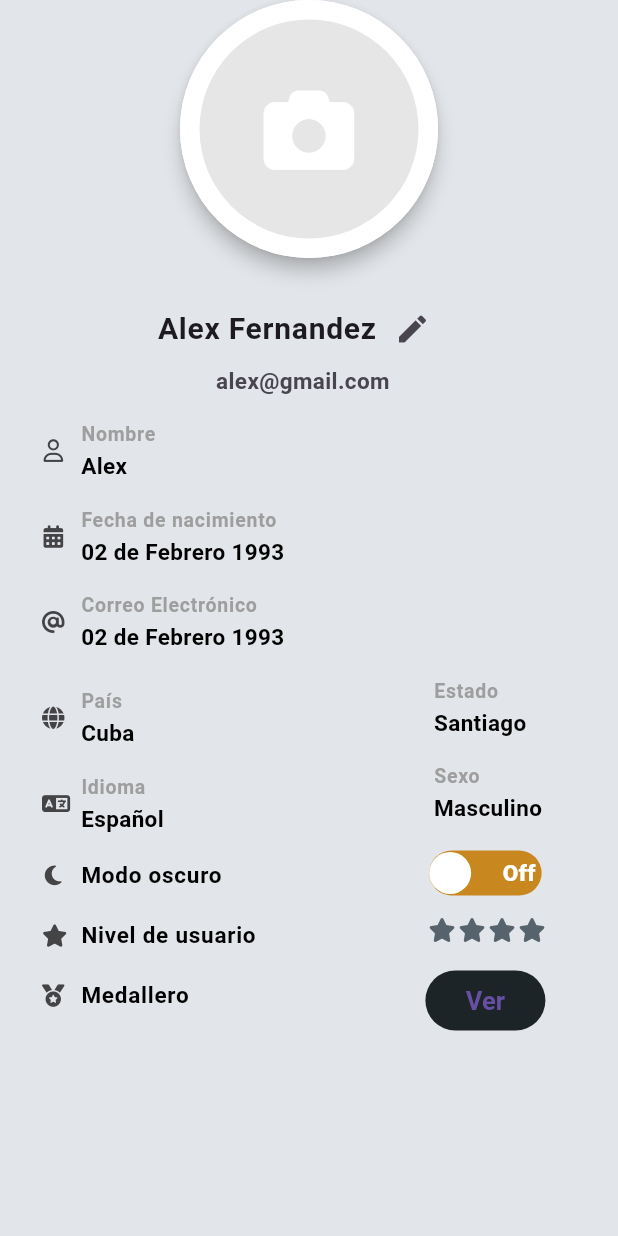
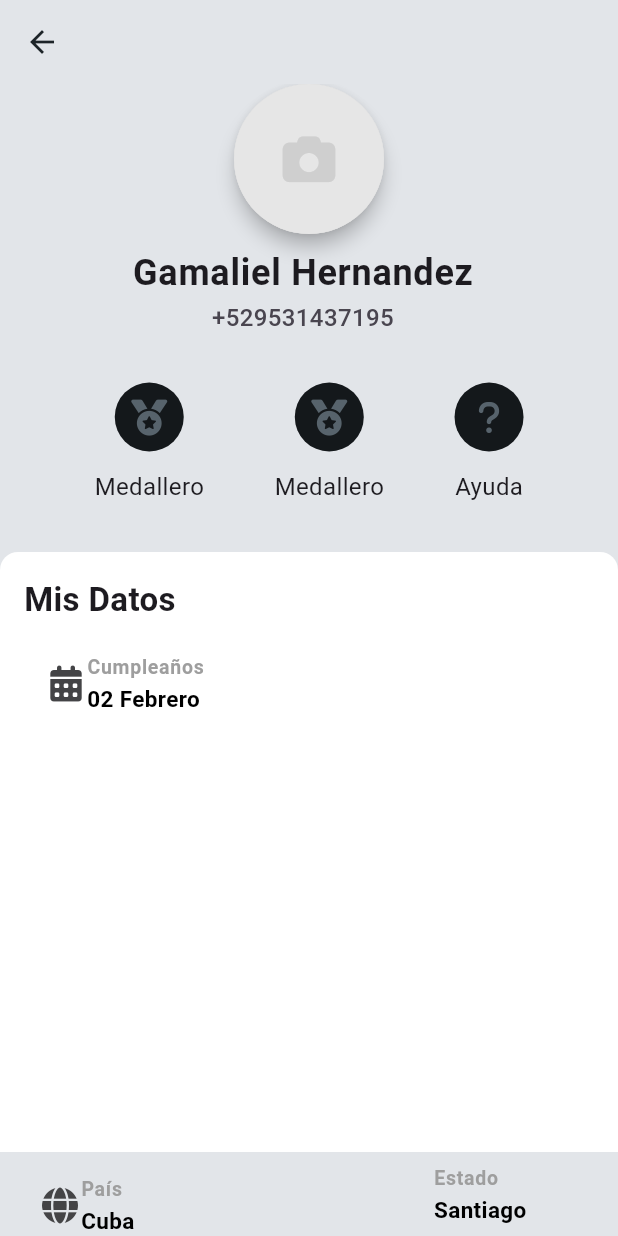
Before and after one commit to UNAV-ISC/rpsp_rep, a Flutter app: the ProfileView screen opened by its route, on a phone screen of 412 x 824 dp. Run offline on Flutter 3.47's test engine with Material 3 defaults, Android fonts, the phone set to English and light mode, and no system bars; drawn by our look-alikes of flutter_switch; our stand-ins replace font_awesome_flutter, get, image_picker, shared_preferences, table_calendar, webview_flutter; missing offline and left inert: flutter_inappwebview; accounts and stored records are empty.

Commit message:
G_profile

```diff
--- a/lib/app/data/providers/user_provider.dart
+++ b/lib/app/data/providers/user_provider.dart
@@ -3,10 +3,10 @@ import 'package:rpsp_main/app/data/models/user.dart';
 
 class UserProvider extends GetxService {
   User user = User(
-    name: 'Alex',
-    lastName: 'Fernandez',
-    email: 'alex@gmail.com',
-    birthDate: '02 de Febrero 1993',
+    name: 'Gamaliel',
+    lastName: 'Hernandez',
+    email: '+529531437195',
+    birthDate: '02 Febrero',
     country: 'Cuba',
     county: 'Santiago',
     language: 'Español',
--- a/lib/app/modules/perfil/views/perfil_view.dart
+++ b/lib/app/modules/perfil/views/perfil_view.dart
@@ -1,10 +1,10 @@
+import 'package:get/get.dart';
 import 'package:flutter/material.dart';
 import 'package:flutter_switch/flutter_switch.dart';
 import 'package:font_awesome_flutter/font_awesome_flutter.dart';
+import 'package:get/get_core/get_core.dart';
 import 'package:rpsp_main/app/shared/theme/theme_dark.dart';
-import '../../home/views/home_view.dart';
 
-import 'package:get/get.dart';
 import 'package:rpsp_main/app/modules/edit_profile/views/edit_profile_view.dart';
 import 'package:rpsp_main/app/shared/global_widgets/starts_level.dart';
 import 'package:rpsp_main/app/shared/helpers/navigate_to.dart';
@@ -32,32 +32,104 @@ class ProfileView extends GetView<ProfileController> {
     responsive = Responsive(context);
 
     return Scaffold(
+      appBar: AppBar(
+        backgroundColor: Theme.of(context).scaffoldBackgroundColor,
+      ),
       body: SafeArea(
         child: SingleChildScrollView(
-          child: Padding(
-            padding: const EdgeInsets.symmetric(horizontal: 12),
-            child: Column(
-              crossAxisAlignment: CrossAxisAlignment.center,
-              children: [
-                AvatarImage(
-                  bigRadius: 86,
-                  externalColor: Colors.white,
+          child: Column(
+            children: [
+              AvatarImage(
+                  bigRadius: 50,
                   file: _.file,
                   captureImage: _.captureImage,
-                  selectImage: _.selectImageFromGallery,
-                ),
-                const SizedBox(height: 15),
-                _verticalData(context),
-                _rowData()
-              ],
-            ),
+                  selectImage: _.selectImageFromGallery),
+              _dataProfile(context),
+              _links(),
+              _dataPersonal(context),
+              _rowData()
+            ],
           ),
         ),
       ),
     );
   }
 
-  Widget _verticalData(context) {
+  Widget _links() {
+    return Padding(
+      padding: const EdgeInsets.fromLTRB(16, 24, 16, 32),
+      child: Row(
+        mainAxisAlignment: MainAxisAlignment.spaceEvenly,
+        mainAxisSize: MainAxisSize.max,
+        crossAxisAlignment: CrossAxisAlignment.center,
+        children: [
+          Column(children: [
+            Container(
+                height: 46,
+                width: 46,
+                decoration: BoxDecoration(
+                    color: Get.theme.splashColor, shape: BoxShape.circle),
+                child: const Icon(FontAwesomeIcons.medal, size: 24)),
+            const SizedBox(height: 12),
+            const Text('Medallero', style: TextStyle(fontSize: 16))
+          ]),
+          Column(children: [
+            Container(
+                height: 46,
+                width: 46,
+                decoration: BoxDecoration(
+                    color: Get.theme.splashColor, shape: BoxShape.circle),
+                child: const Icon(FontAwesomeIcons.medal, size: 24)),
+            const SizedBox(height: 12),
+            const Text('Medallero', style: TextStyle(fontSize: 16))
+          ]),
+          Column(children: [
+            Container(
+                height: 46,
+                width: 46,
+                decoration: BoxDecoration(
+                    color: Get.theme.splashColor, shape: BoxShape.circle),
+                child: const Icon(FontAwesomeIcons.question, size: 24)),
+            const SizedBox(height: 12),
+            const Text('Ayuda', style: TextStyle(fontSize: 16))
+          ]),
+        ],
+      ),
+    );
+  }
+
+  Widget _dataPersonal(context) {
+    final _ = controller;
+
+    return Container(
+      width: responsive.width,
+      height: 400,
+      decoration: const BoxDecoration(
+          color: Colors.white,
+          borderRadius: BorderRadius.only(
+              topLeft: Radius.circular(12), topRight: Radius.circular(12))),
+      child: Padding(
+        padding: EdgeInsets.all(16),
+        child: Column(
+          mainAxisAlignment: MainAxisAlignment.start,
+          crossAxisAlignment: CrossAxisAlignment.start,
+          mainAxisSize: MainAxisSize.max,
+          children: [
+            const Text('Mis Datos',
+                style: TextStyle(fontSize: 22, fontWeight: FontWeight.w700)),
+            const SizedBox(height: 12),
+            ProfileDataInfo(
+              icon: FontAwesomeIcons.solidCalendarDays,
+              title: 'Cumpleaños',
+              info: _.user.birthDate!,
+            ),
+          ],
+        ),
+      ),
+    );
+  }
+
+  Widget _dataProfile(context) {
     final _ = controller;
 
     return Column(
@@ -69,35 +141,35 @@ class ProfileView extends GetView<ProfileController> {
               Text(
                 '${_.user.name} ${_.user.lastName}',
                 style:
-                    const TextStyle(fontSize: 20, fontWeight: FontWeight.bold),
+                    const TextStyle(fontSize: 24, fontWeight: FontWeight.bold),
               ),
-              IconButton(
-                icon: const Icon(Icons.edit),
-                onPressed: () => navigateTo(context, EditProfileView()),
-              )
+              // IconButton(
+              //   icon: const Icon(Icons.edit),
+              //   onPressed: () => navigateTo(context, EditProfileView()),
+              // )
             ],
           ),
           subtitle: Text(
             _.user.email,
             textAlign: TextAlign.center,
-            style: const TextStyle(fontSize: 15, fontWeight: FontWeight.w600),
+            style: const TextStyle(fontSize: 16, fontWeight: FontWeight.w500),
           ),
         ),
-        ProfileDataInfo(
-          icon: FontAwesomeIcons.user,
-          title: 'Nombre',
-          info: _.user.name,
-        ),
-        ProfileDataInfo(
-          icon: FontAwesomeIcons.solidCalendarDays,
-          title: 'Fecha de nacimiento',
-          info: _.user.birthDate!,
-        ),
-        ProfileDataInfo(
-          icon: FontAwesomeIcons.at,
-          title: 'Correo Electrónico',
-          info: _.user.birthDate!,
-        ),
+        // ProfileDataInfo(
+        //   icon: FontAwesomeIcons.user,
+        //   title: 'Nombre',
+        //   info: _.user.name,
+        // ),
+        // ProfileDataInfo(
+        //   icon: FontAwesomeIcons.solidCalendarDays,
+        //   title: 'Fecha de nacimiento',
+        //   info: _.user.birthDate!,
+        // ),
+        // ProfileDataInfo(
+        //   icon: FontAwesomeIcons.at,
+        //   title: 'Correo Electrónico',
+        //   info: _.user.birthDate!,
+        // ),
       ],
     );
   }
--- a/lib/app/shared/global_widgets/profile_data_info.dart
+++ b/lib/app/shared/global_widgets/profile_data_info.dart
@@ -11,7 +11,8 @@ class ProfileDataInfo extends StatelessWidget {
   final Widget? widget;
   final bool isTitleStyleEditProfile;
 
-  const ProfileDataInfo({super.key,
+  const ProfileDataInfo({
+    super.key,
     required this.title,
     this.info,
     this.icon,
@@ -30,12 +31,16 @@ class ProfileDataInfo extends StatelessWidget {
         fontSize: 13, fontWeight: FontWeight.w600, color: Colors.grey);
 
     var infoStyle = TextStyle(
-        fontSize: 15, fontWeight: FontWeight.w600, color: thme ? Colors.grey : Colors.black);
-  /*const infoStyle = TextStyle(
+        fontSize: 15,
+        fontWeight: FontWeight.w600,
+        color: thme ? Colors.grey : Colors.black);
+    /*const infoStyle = TextStyle(
         fontSize: 18, fontWeight: FontWeight.w600, color: Colors.grey);*/
 
     var titleStyleEditProfile = TextStyle(
-        fontSize: 15, fontWeight: FontWeight.w600,  color: thme ? Colors.white : Colors.black);
+        fontSize: 15,
+        fontWeight: FontWeight.w600,
+        color: thme ? Colors.white : Colors.black);
 
     TextStyle titleStyle;
 
@@ -53,7 +58,7 @@ class ProfileDataInfo extends StatelessWidget {
     } else if (icon == null && titleInLeft) {
       kLeading = null;
     } else {
-      kLeading = Icon(icon, color: iconColor, size: 15);
+      kLeading = Icon(icon, color: iconColor, size: 24);
     }
 
     return Column(
@@ -67,14 +72,13 @@ class ProfileDataInfo extends StatelessWidget {
           title: Text(title, style: titleStyle
               // this.info == null ? infoStyle : titleStyle
               ),
-          subtitle:
-              info == null ? null : Text(info!, style: infoStyle),
+          subtitle: info == null ? null : Text(info!, style: infoStyle),
         ),
         if (widget != null)
           Padding(
             padding: const EdgeInsets.symmetric(horizontal: 15),
             child: widget,
-          )
+          ),
       ],
     );
   }
--- a/lib/app/shared/theme/theme.dart
+++ b/lib/app/shared/theme/theme.dart
@@ -7,10 +7,12 @@ ThemeData themeLight() {
       cardColor: const Color.fromARGB(255, 255, 255, 255),
       brightness: Brightness.light,
       primaryColor: const Color.fromARGB(255, 29, 36, 40),
+      secondaryHeaderColor: const Color.fromARGB(255, 87, 99, 108),
       hintColor: const Color.fromARGB(255, 255, 255, 255), //COlor opaco
       scaffoldBackgroundColor: const Color.fromARGB(255, 226, 229, 233),
       indicatorColor: const Color.fromARGB(255, 62, 111, 137),
       iconTheme: const IconThemeData(color: Color.fromARGB(255, 87, 99, 108)),
+      splashColor: const Color.fromARGB(255, 20, 24, 27),
       primaryTextTheme: const TextTheme(
         titleLarge: TextStyle(color: Color.fromARGB(255, 87, 99, 108)),
         titleMedium: TextStyle(color: Color.fromARGB(255, 87, 99, 108)),
--- a/lib/app/shared/theme/theme_dark.dart
+++ b/lib/app/shared/theme/theme_dark.dart
@@ -7,8 +7,7 @@ const scaffoldBackgroundColor = Color.fromARGB(255, 29, 36, 40);
 const kContentColorDarkTheme = Color.fromARGB(255, 255, 255, 255);
 const kWarninngColor = Color.fromARGB(255, 248, 207, 88);
 const kErrorColor = Color.fromARGB(255, 255, 89, 99);
-
-const kSplashColor = Color(0xFF3E6F89);
+const kSplashColor = Color.fromARGB(255, 20, 24, 27);
 
 ThemeData themeDark() {
   return ThemeData.dark().copyWith(
```
